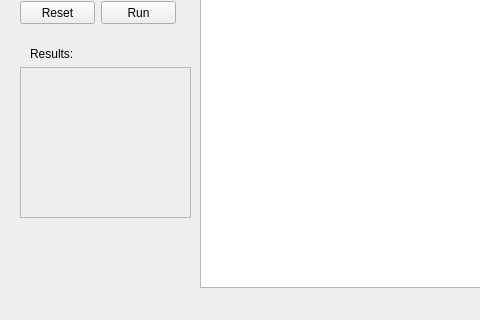
This is mainwindow.ui in Annicc/NumericalIntegration as Qt 5 draws it before an edit; both pictures show x 0 to 480 and y 233 to 553 of the 791 by 553 pixel window. The edited form follows.
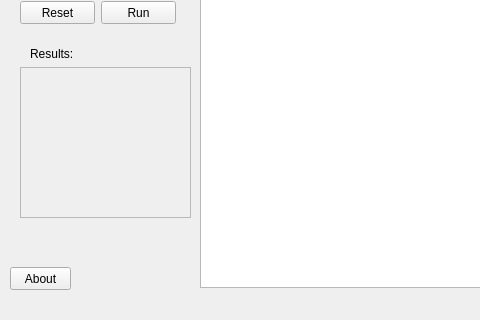
This is the edited form. Icons and pictures are not drawn. Custom widgets are drawn as their Qt base class.

```diff
--- a/mainwindow.ui
+++ b/mainwindow.ui
@@ -204,6 +204,23 @@
      <string>Results:</string>
     </property>
    </widget>
+   <widget class="QPushButton" name="aboutButton">
+    <property name="geometry">
+     <rect>
+      <x>10</x>
+      <y>500</y>
+      <width>61</width>
+      <height>23</height>
+     </rect>
+    </property>
+    <property name="text">
+     <string>About</string>
+    </property>
+    <property name="icon">
+     <iconset>
+      <normaloff>icons/icon_info.svg</normaloff>icons/icon_info.svg</iconset>
+    </property>
+   </widget>
   </widget>
   <widget class="QStatusBar" name="statusbar">
    <property name="enabled">
```
